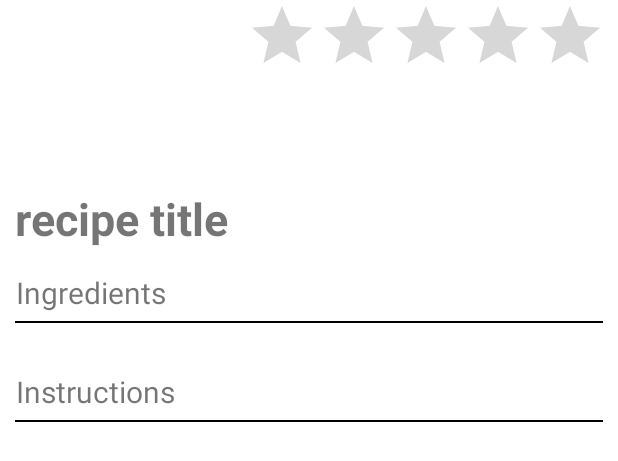
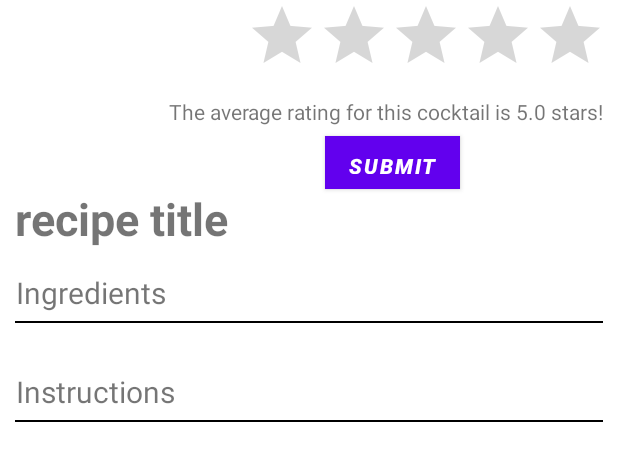
Before and after one commit to michelejoseph1/cocktail-me, an Android app: the layout activity_recipe_details.xml on its own in the app's theme, with its tools: preview values and no code run, on a phone screen of 412 x 824 dp. Shown: the top 461 px of the screen. Run offline under Robolectric (Android 15) with nearby library versions, the phone set to English and light mode, and no system bars.

Commit message:
add textview, button, & call function

```diff
--- a/app/src/main/java/com/example/cocktailme/RecipeDetailsActivity.java
+++ b/app/src/main/java/com/example/cocktailme/RecipeDetailsActivity.java
@@ -2,6 +2,7 @@ package com.example.cocktailme;
 
 import android.os.Bundle;
 import android.util.Log;
+import android.view.View;
 import android.widget.ImageView;
 import android.widget.RatingBar;
 import android.widget.TextView;
@@ -46,16 +47,19 @@ public class RecipeDetailsActivity extends AppCompatActivity {
         cocktailImage = findViewById(R.id.ivCocktail);
         recipeModel = (RecipeModel) getIntent().getParcelableExtra(RecipeModel.class.getName());
         ratingBar = (RatingBar) findViewById(R.id.ratingBar);
-
-
         recipeTitle.setText(recipeModel.getRecipeName());
-
         client = new AsyncHttpClient();
-
         cocktailID = recipeModel.getId();
         getInstructions(cocktailID);
 
     }
+
+    public void Call(View v)
+    {
+        TextView t = (TextView)findViewById(R.id.avgRatingText);
+        t.setText("The average rating for this cocktail is: ");
+    }
+
     public void getInstructions(int cocktailID) {
         RequestHeaders headers = new RequestHeaders();
         RequestParams params = new RequestParams();
--- a/app/src/main/res/layout/activity_recipe_details.xml
+++ b/app/src/main/res/layout/activity_recipe_details.xml
@@ -1,6 +1,7 @@
 <?xml version="1.0" encoding="utf-8"?>
 <ScrollView
     xmlns:android="http://schemas.android.com/apk/res/android"
+    xmlns:tools="http://schemas.android.com/tools"
     android:id="@+id/scroll"
     android:layout_width="match_parent"
     android:layout_height="wrap_content">
@@ -131,6 +132,33 @@
             android:layout_alignParentEnd="true"
             android:layout_marginEnd="8dp" />
 
+        <TextView
+            android:id="@+id/avgRatingText"
+            android:layout_width="wrap_content"
+            android:layout_height="36dp"
+            android:layout_below="@+id/ratingBar"
+            android:layout_alignParentEnd="true"
+            android:layout_marginTop="7dp"
+            android:layout_marginEnd="10dp"
+            android:textColorHint="@color/black"
+            android:textSize="14sp"
+            tools:text="The average rating for this cocktail is 5.0 stars!" />
+
+        <Button
+            android:id="@+id/submitButton"
+            android:layout_width="wrap_content"
+            android:layout_height="35dp"
+            android:layout_below="@+id/ratingBar"
+            android:layout_marginTop="33dp"
+            android:layout_marginEnd="-194dp"
+            android:layout_marginBottom="50dp"
+            android:layout_toStartOf="@+id/avgRatingText"
+            android:background="@android:color/holo_red_dark"
+            android:onClick="Call"
+            android:text="Submit"
+            android:textColor="@android:color/background_light"
+            android:textStyle="bold|italic" />
+
 
     </RelativeLayout>
 </ScrollView>
```
